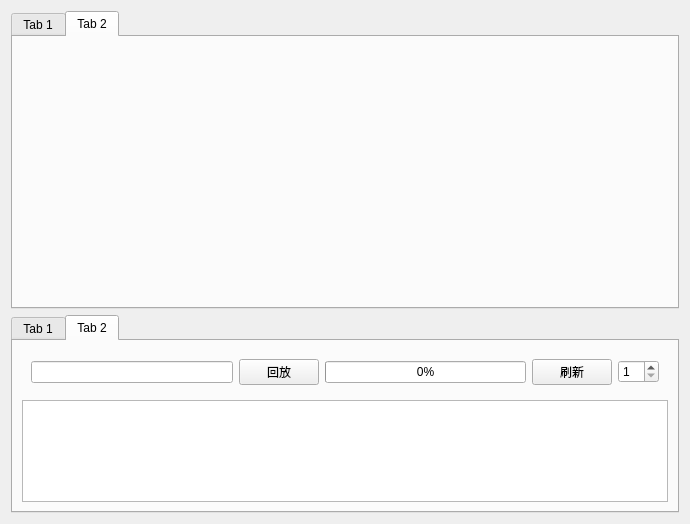
Before: the Qt Designer form Frontend/MapExploreSimSys/MESSWidgets/ExperimentDemandWidget.ui in 2022SExSA/MapExploreSimSys, drawn with Qt 5.
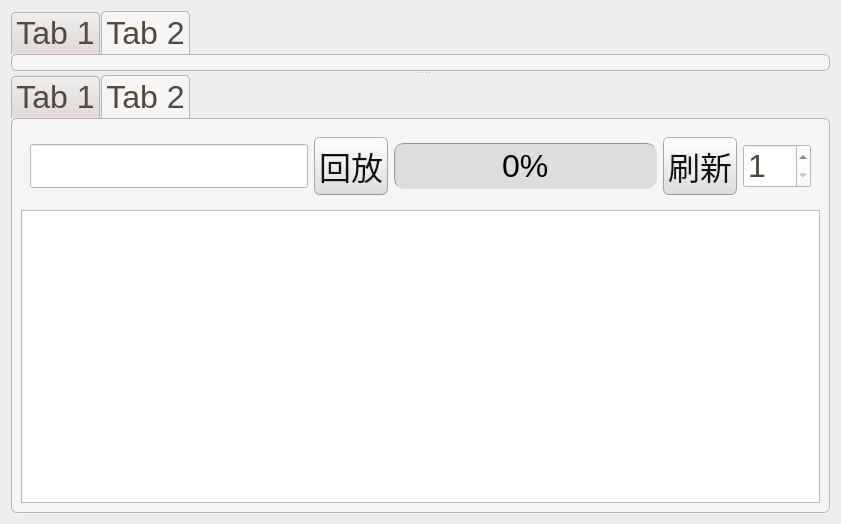
After: the same form once the commit is applied. The open tabs and pages were chosen to show the change.

Patch:
```diff
--- a/Frontend/MapExploreSimSys/MESSWidgets/ExperimentDemandWidget.ui
+++ b/Frontend/MapExploreSimSys/MESSWidgets/ExperimentDemandWidget.ui
@@ -6,15 +6,520 @@
    <rect>
     <x>0</x>
     <y>0</y>
-    <width>690</width>
+    <width>841</width>
     <height>524</height>
    </rect>
   </property>
   <property name="windowTitle">
-   <string>Form</string>
+   <string>多车协作探索实验系统 -   直播&amp;回放</string>
   </property>
-  <layout class="QVBoxLayout" name="verticalLayout" stretch="3,2">
+  <property name="styleSheet">
+   <string notr="true">QWidget{ 
+	font-size: 32px;font-family: 'Microsoft YaHei UI';
+}
+/*
+Ubuntu Style Sheet for QT Applications
+Author: Jaime A. Quiroga P.
+Company: GTRONICK
+Last updated: 01/10/2021 (dd/mm/yyyy), 15:18.
+Available at: https://github.com/GTRONICK/QSS/blob/master/Ubuntu.qss
+*/
+QMainWindow {
+	background-color:#f0f0f0;
+}
+QCheckBox {
+	padding:2px;
+}
+QCheckBox:hover {
+	border:1px solid rgb(255,150,60);
+	border-radius:4px;
+	padding: 1px;
+	background-color:qlineargradient(spread:pad, x1:0.5, y1:1, x2:0.5, y2:0, stop:0 rgba(190, 90, 50, 50), stop:1 rgba(250, 130, 40, 50));
+}
+QCheckBox::indicator:checked {
+	border:1px solid rgb(246, 134, 86);
+	border-radius:4px;
+  	background-color:rgb(246, 134, 86)
+}
+QCheckBox::indicator:unchecked {
+	border-width:1px solid rgb(246, 134, 86);
+	border-radius:4px;
+  	background-color:rgb(255,255,255);
+}
+QColorDialog {
+	background-color:#f0f0f0;
+}
+QComboBox {
+	color:rgb(81,72,65);
+	background: #ffffff;
+}
+QComboBox:editable {
+	selection-color:rgb(81,72,65);
+	selection-background-color: #ffffff;
+}
+QComboBox QAbstractItemView {
+	selection-color: #ffffff;
+	selection-background-color: rgb(246, 134, 86);
+}
+QComboBox:!editable:on, QComboBox::drop-down:editable:on {
+	color:  #1e1d23;	
+}
+QDateTimeEdit, QDateEdit, QDoubleSpinBox, QFontComboBox {
+	color:rgb(81,72,65);
+	background-color: #ffffff;
+}
+
+QDialog {
+	background-color:#f0f0f0;
+}
+
+QLabel,QLineEdit {
+	color:rgb(17,17,17);
+}
+QLineEdit {
+	background-color:rgb(255,255,255);
+	selection-background-color:rgb(236,116,64);
+}
+QMenuBar {
+	color:rgb(223,219,210);
+	background-color:rgb(65,64,59);
+}
+QMenuBar::item {
+	padding-top:4px;
+	padding-left:4px;
+	padding-right:4px;
+	color:rgb(223,219,210);
+	background-color:rgb(65,64,59);
+}
+QMenuBar::item:selected {
+	color:rgb(255,255,255);
+	padding-top:2px;
+	padding-left:2px;
+	padding-right:2px;
+	border-top-width:2px;
+	border-left-width:2px;
+	border-right-width:2px;
+	border-top-right-radius:4px;
+	border-top-left-radius:4px;
+	border-style:solid;
+	background-color:rgb(65,64,59);
+	border-top-color: rgb(47,47,44);
+	border-right-color: qlineargradient(spread:pad, x1:0, y1:1, x2:1, y2:0, stop:0 rgba(90, 87, 78, 255), stop:1 rgba(47,47,44, 255));
+	border-left-color:  qlineargradient(spread:pad, x1:1, y1:0, x2:0, y2:0, stop:0 rgba(90, 87, 78, 255), stop:1 rgba(47,47,44, 255));
+}
+QMenu {
+	color:rgb(223,219,210);
+	background-color:rgb(65,64,59);
+}
+QMenu::item {
+	color:rgb(223,219,210);
+	padding:4px 10px 4px 20px;
+}
+QMenu::item:selected {
+	color:rgb(255,255,255);
+	background-color: qlineargradient(spread:pad, x1:0.5, y1:1, x2:0.5, y2:0, stop:0 rgba(225, 108, 54, 255), stop:1 rgba(246, 134, 86, 255));
+	border-style:solid;
+	border-width:3px;
+	padding:4px 7px 4px 17px;
+	border-bottom-color:qlineargradient(spread:pad, x1:0.5, y1:1, x2:0.5, y2:0, stop:0 rgba(175,85,48,255), stop:1 rgba(236,114,67, 255));
+	border-top-color:qlineargradient(spread:pad, x1:0.5, y1:1, x2:0.5, y2:0, stop:0 rgba(253,156,113,255), stop:1 rgba(205,90,46, 255));
+	border-right-color:qlineargradient(spread:pad, x1:0, y1:0.5, x2:1, y2:0.5, stop:0 rgba(253,156,113,255), stop:1 rgba(205,90,46, 255));
+	border-left-color:qlineargradient(spread:pad, x1:1, y1:0.5, x2:0, y2:0.5, stop:0 rgba(253,156,113,255), stop:1 rgba(205,90,46, 255));
+}
+QPlainTextEdit {
+	border: 1px solid transparent;
+	color:rgb(17,17,17);
+	selection-background-color:rgb(236,116,64);
+    background-color: #FFFFFF;
+}
+QProgressBar {
+	text-align: center;
+	color: rgb(0, 0, 0);
+	border: 1px inset rgb(150,150,150); 
+	border-radius: 10px;
+	background-color:rgb(221,221,219);
+}
+QProgressBar::chunk:horizontal {
+	background-color: qlineargradient(spread:pad, x1:0.5, y1:1, x2:0.5, y2:0, stop:0 rgba(225, 108, 54, 255), stop:1 rgba(246, 134, 86, 255));
+	border:1px solid;
+	border-radius:8px;
+	border-bottom-color:qlineargradient(spread:pad, x1:0.5, y1:1, x2:0.5, y2:0, stop:0 rgba(175,85,48,255), stop:1 rgba(236,114,67, 255));
+	border-top-color:qlineargradient(spread:pad, x1:0.5, y1:1, x2:0.5, y2:0, stop:0 rgba(253,156,113,255), stop:1 rgba(205,90,46, 255));
+	border-right-color:qlineargradient(spread:pad, x1:0, y1:0.5, x2:1, y2:0.5, stop:0 rgba(253,156,113,255), stop:1 rgba(205,90,46, 255));
+	border-left-color:qlineargradient(spread:pad, x1:1, y1:0.5, x2:0, y2:0.5, stop:0 rgba(253,156,113,255), stop:1 rgba(205,90,46, 255));
+}
+QPushButton{
+	color:rgb(17,17,17);
+	border-width: 1px;
+	border-radius: 6px;
+	border-bottom-color: rgb(150,150,150);
+	border-right-color: rgb(165,165,165);
+	border-left-color: rgb(165,165,165);
+	border-top-color: rgb(180,180,180);
+	border-style: solid;
+	padding: 4px;
+	background-color: qlineargradient(spread:pad, x1:0.5, y1:1, x2:0.5, y2:0, stop:0 rgba(220, 220, 220, 255), stop:1 rgba(255, 255, 255, 255));
+}
+QPushButton:hover{
+	color:rgb(17,17,17);
+	border-width: 1px;
+	border-radius:6px;
+	border-top-color: rgb(255,150,60);
+	border-right-color: qlineargradient(spread:pad, x1:0, y1:1, x2:1, y2:0, stop:0 rgba(200, 70, 20, 255), stop:1 rgba(255,150,60, 255));
+	border-left-color:  qlineargradient(spread:pad, x1:1, y1:0, x2:0, y2:0, stop:0 rgba(200, 70, 20, 255), stop:1 rgba(255,150,60, 255));
+	border-bottom-color: rgb(200,70,20);
+	border-style: solid;
+	padding: 2px;
+	background-color: qlineargradient(spread:pad, x1:0.5, y1:1, x2:0.5, y2:0, stop:0 rgba(220, 220, 220, 255), stop:1 rgba(255, 255, 255, 255));
+}
+QPushButton:default{
+	color:rgb(17,17,17);
+	border-width: 1px;
+	border-radius:6px;
+	border-top-color: rgb(255,150,60);
+	border-right-color: qlineargradient(spread:pad, x1:0, y1:1, x2:1, y2:0, stop:0 rgba(200, 70, 20, 255), stop:1 rgba(255,150,60, 255));
+	border-left-color:  qlineargradient(spread:pad, x1:1, y1:0, x2:0, y2:0, stop:0 rgba(200, 70, 20, 255), stop:1 rgba(255,150,60, 255));
+	border-bottom-color: rgb(200,70,20);
+	border-style: solid;
+	padding: 2px;
+	background-color: qlineargradient(spread:pad, x1:0.5, y1:1, x2:0.5, y2:0, stop:0 rgba(220, 220, 220, 255), stop:1 rgba(255, 255, 255, 255));
+}
+QPushButton:pressed{
+	color:rgb(17,17,17);
+	border-width: 1px;
+	border-radius: 6px;
+	border-width: 1px;
+	border-top-color: rgba(255,150,60,200);
+	border-right-color: qlineargradient(spread:pad, x1:0, y1:1, x2:1, y2:0, stop:0 rgba(200, 70, 20, 255), stop:1 rgba(255,150,60, 200));
+	border-left-color:  qlineargradient(spread:pad, x1:1, y1:0, x2:0, y2:0, stop:0 rgba(200, 70, 20, 255), stop:1 rgba(255,150,60, 200));
+	border-bottom-color: rgba(200,70,20,200);
+	border-style: solid;
+	padding: 2px;
+	background-color: qlineargradient(spread:pad, x1:0.5, y1:0, x2:0.5, y2:1, stop:0 rgba(220, 220, 220, 255), stop:1 rgba(255, 255, 255, 255));
+}
+QPushButton:disabled{
+	color:rgb(174,167,159);
+	border-width: 1px;
+	border-radius: 6px;
+	background-color: qlineargradient(spread:pad, x1:0.5, y1:1, x2:0.5, y2:0, stop:0 rgba(200, 200, 200, 255), stop:1 rgba(230, 230, 230, 255));
+}
+QRadioButton {
+	padding: 1px;
+}
+QRadioButton::indicator:checked {
+	height: 10px;
+	width: 10px;
+	border-style:solid;
+	border-radius:5px;
+	border-width: 1px;
+	border-color: rgba(246, 134, 86, 255);
+	color: #a9b7c6;
+	background-color:rgba(246, 134, 86, 255);
+}
+QRadioButton::indicator:!checked {
+	height: 10px;
+	width: 10px;
+	border-style:solid;
+	border-radius:5px;
+	border-width: 1px;
+	border-color: rgb(246, 134, 86);
+	color: #a9b7c6;
+	background-color: transparent;
+}
+QScrollArea {
+	color: white;
+	background-color:#f0f0f0;
+}
+QSlider::groove {
+	border-style: solid;
+	border-width: 1px;
+	border-color: rgb(207,207,207);
+}
+QSlider::groove:horizontal {
+	height: 5px;
+	background: rgb(246, 134, 86);
+}
+QSlider::groove:vertical {
+	width: 5px;
+	background: rgb(246, 134, 86);
+}
+QSlider::handle:horizontal {
+	background: rgb(253,253,253);
+	border-style: solid;
+	border-width: 1px;
+	border-color: rgb(207,207,207);
+	width: 12px;
+	margin: -5px 0;
+	border-radius: 7px;
+}
+QSlider::handle:vertical {
+	background: rgb(253,253,253);
+	border-style: solid;
+	border-width: 1px;
+	border-color: rgb(207,207,207);
+	height: 12px;
+	margin: 0 -5px;
+	border-radius: 7px;
+}
+QSlider::add-page:horizontal, QSlider::add-page:vertical {
+ 	background: white;
+}
+QSlider::sub-page:horizontal, QSlider::sub-page:vertical {
+	background: rgb(246, 134, 86);
+}
+QStatusBar, QSpinBox {
+	color:rgb(81,72,65);
+}
+QSpinBox {
+	background-color: #ffffff;
+}
+QScrollBar:horizontal {
+	max-height: 20px;
+	border: 1px transparent;
+	margin: 0px 20px 0px 20px;
+}
+QScrollBar::handle:horizontal {
+	background: rgb(253,253,253);
+	border: 1px solid rgb(207,207,207);
+	border-radius: 7px;
+	min-width: 25px;
+}
+QScrollBar::handle:horizontal:hover {
+	background: rgb(253,253,253);
+	border: 1px solid rgb(255,150,60);
+	border-radius: 7px;
+	min-width: 25px;
+}
+QScrollBar::add-line:horizontal {
+  	border: 1px solid rgb(207,207,207);
+  	border-top-right-radius: 7px;
+  	border-top-left-radius: 7px;
+  	border-bottom-right-radius: 7px;
+  	background: rgb(255, 255, 255);
+  	width: 20px;
+  	subcontrol-position: right;
+  	subcontrol-origin: margin;
+}
+QScrollBar::add-line:horizontal:hover {
+  	border: 1px solid rgb(255,150,60);
+  	border-top-right-radius: 7px;
+  	border-top-left-radius: 7px;
+  	border-bottom-right-radius: 7px;
+  	background: rgb(255, 255, 255);
+  	width: 20px;
+  	subcontrol-position: right;
+  	subcontrol-origin: margin;
+}
+QScrollBar::add-line:horizontal:pressed {
+  	border: 1px solid grey;
+  	border-top-left-radius: 7px;
+  	border-top-right-radius: 7px;
+  	border-bottom-right-radius: 7px;
+  	background: rgb(231,231,231);
+  	width: 20px;
+  	subcontrol-position: right;
+  	subcontrol-origin: margin;
+}
+QScrollBar::sub-line:horizontal {
+  	border: 1px solid rgb(207,207,207);
+  	border-top-right-radius: 7px;
+  	border-top-left-radius: 7px;
+  	border-bottom-left-radius: 7px;
+  	background: rgb(255, 255, 255);
+  	width: 20px;
+  	subcontrol-position: left;
+  	subcontrol-origin: margin;
+}
+QScrollBar::sub-line:horizontal:hover {
+  	border: 1px solid rgb(255,150,60);
+  	border-top-right-radius: 7px;
+  	border-top-left-radius: 7px;
+  	border-bottom-left-radius: 7px;
+  	background: rgb(255, 255, 255);
+  	width: 20px;
+  	subcontrol-position: left;
+  	subcontrol-origin: margin;
+}
+QScrollBar::sub-line:horizontal:pressed {
+  	border: 1px solid grey;
+  	border-top-right-radius: 7px;
+  	border-top-left-radius: 7px;
+  	border-bottom-left-radius: 7px;
+  	background: rgb(231,231,231);
+  	width: 20px;
+  	subcontrol-position: left;
+  	subcontrol-origin: margin;
+}
+QScrollBar::left-arrow:horizontal {
+  	border: 1px transparent grey;
+  	border-top-left-radius: 3px;
+  	border-bottom-left-radius: 3px;
+  	width: 6px;
+  	height: 6px;
+  	background: rgb(230,230,230);
+}
+QScrollBar::right-arrow:horizontal {
+	border: 1px transparent grey;
+	border-top-right-radius: 3px;
+	border-bottom-right-radius: 3px;
+  	width: 6px;
+  	height: 6px;
+ 	background: rgb(230,230,230);
+}
+QScrollBar::add-page:horizontal, QScrollBar::sub-page:horizontal {
+ 	background: none;
+} 
+QScrollBar:vertical {
+	max-width: 20px;
+	border: 1px transparent grey;
+	margin: 20px 0px 20px 0px;
+}
+QScrollBar::add-line:vertical {
+	border: 1px solid;
+	border-color: rgb(207,207,207);
+	border-bottom-right-radius: 7px;
+	border-bottom-left-radius: 7px;
+	border-top-left-radius: 7px;
+	background: rgb(255, 255, 255);
+  	height: 20px;
+  	subcontrol-position: bottom;
+  	subcontrol-origin: margin;
+}
+QScrollBar::add-line:vertical:hover {
+  	border: 1px solid;
+  	border-color: rgb(255,150,60);
+  	border-bottom-right-radius: 7px;
+  	border-bottom-left-radius: 7px;
+  	border-top-left-radius: 7px;
+  	background: rgb(255, 255, 255);
+  	height: 20px;
+  	subcontrol-position: bottom;
+  	subcontrol-origin: margin;
+}
+QScrollBar::add-line:vertical:pressed {
+  	border: 1px solid grey;
+  	border-bottom-left-radius: 7px;
+  	border-bottom-right-radius: 7px;
+  	border-top-left-radius: 7px;
+  	background: rgb(231,231,231);
+  	height: 20px;
+  	subcontrol-position: bottom;
+  	subcontrol-origin: margin;
+}
+QScrollBar::sub-line:vertical {
+  	border: 1px solid rgb(207,207,207);
+  	border-top-right-radius: 7px;
+  	border-top-left-radius: 7px;
+  	border-bottom-left-radius: 7px;
+  	background: rgb(255, 255, 255);
+  	height: 20px;
+  	subcontrol-position: top;
+  	subcontrol-origin: margin;
+}
+QScrollBar::sub-line:vertical:hover {
+  	border: 1px solid rgb(255,150,60);
+  	border-top-right-radius: 7px;
+  	border-top-left-radius: 7px;
+  	border-bottom-left-radius: 7px;
+	background: rgb(255, 255, 255);
+  	height: 20px;
+  	subcontrol-position: top;
+  	subcontrol-origin: margin;
+}
+QScrollBar::sub-line:vertical:pressed {
+  	border: 1px solid grey;
+  	border-top-left-radius: 7px;
+  	border-top-right-radius: 7px;
+  	background: rgb(231,231,231);
+ 	height: 20px;
+  	subcontrol-position: top;
+  	subcontrol-origin: margin;
+}
+QScrollBar::handle:vertical {
+	background: rgb(253,253,253);
+	border: 1px solid rgb(207,207,207);
+	border-radius: 7px;
+	min-height: 25px;
+}
+QScrollBar::handle:vertical:hover {
+	background: rgb(253,253,253);
+	border: 1px solid rgb(255,150,60);
+	border-radius: 7px;
+	min-height: 25px;
+}
+QScrollBar::up-arrow:vertical {
+	border: 1px transparent grey;
+  	border-top-left-radius: 3px;
+	border-top-right-radius: 3px;
+  	width: 6px;
+  	height: 6px;
+  	background: rgb(230,230,230);
+}
+QScrollBar::down-arrow:vertical {
+  	border: 1px transparent grey;
+  	border-bottom-left-radius: 3px;
+  	border-bottom-right-radius: 3px;
+  	width: 6px;
+  	height: 6px;
+  	background: rgb(230,230,230);
+}
+QScrollBar::add-page:vertical, QScrollBar::sub-page:vertical {
+  	background: none;
+}
+QTabWidget {
+	color:rgb(0,0,0);
+	background-color:rgb(247,246,246);
+}
+QTabWidget::pane {
+	border-color: rgb(180,180,180);
+	background-color:rgb(247,246,246);
+	border-style: solid;
+	border-width: 1px;
+  	border-radius: 6px;
+}
+QTabBar::tab {
+	padding-left:4px;
+	padding-right:4px;
+	padding-bottom:2px;
+	padding-top:2px;
+	color:rgb(81,72,65);
+  	background-color: qlineargradient(spread:pad, x1:0.5, y1:1, x2:0.5, y2:0, stop:0 rgba(221,218,217,255), stop:1 rgba(240,239,238,255));
+	border-style: solid;
+	border-width: 1px;
+  	border-top-right-radius:4px;
+	border-top-left-radius:4px;
+	border-top-color: rgb(180,180,180);
+	border-left-color: rgb(180,180,180);
+	border-right-color: rgb(180,180,180);
+	border-bottom-color: transparent;
+}
+QTabBar::tab:selected, QTabBar::tab:last:selected, QTabBar::tab:hover {
+  	background-color:rgb(247,246,246);
+  	margin-left: 0px;
+  	margin-right: 1px;
+}
+QTabBar::tab:!selected {
+	margin-top: 1px;
+	margin-right: 1px;
+}
+QTextEdit {
+	border-width: 1px;
+	border-style: solid;
+	border-color:transparent;
+	color:rgb(17,17,17);
+	selection-background-color:rgb(236,116,64);
+}
+QTimeEdit, QToolBox, QToolBox::tab, QToolBox::tab:selected {
+	color:rgb(81,72,65);
+	background-color: #ffffff;
+}</string>
+  </property>
+  <layout class="QVBoxLayout" name="verticalLayout">
    <item>
+    <widget class="QSplitter" name="splitterDisplayAndData">
+     <property name="orientation">
+      <enum>Qt::Vertical</enum>
+     </property>
     <widget class="QTabWidget" name="tabWidgetDisplay">
      <property name="currentIndex">
       <number>1</number>
@@ -30,11 +535,9 @@
       </attribute>
      </widget>
     </widget>
-   </item>
-   <item>
     <widget class="QTabWidget" name="tabWidgetData">
      <property name="currentIndex">
-      <number>0</number>
+       <number>1</number>
      </property>
      <widget class="QWidget" name="tabRunnningExperiments">
       <attribute name="title">
@@ -118,6 +621,7 @@
         <widget class="QTreeView" name="treeViewHistoryExperiment"/>
        </item>
       </layout>
+      </widget>
      </widget>
     </widget>
    </item>
```
Lines whose indentation alone changed are shown as unchanged.
